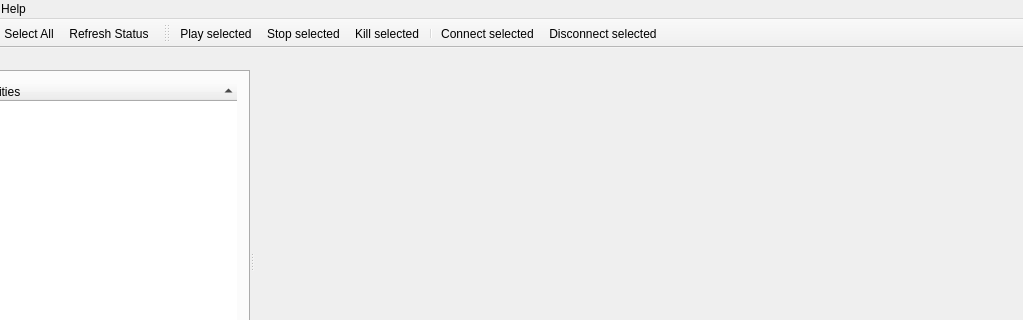
Before: the Qt Designer form src/yarpmanager/src-manager/mainwindow.ui in robotology/yarp, drawn with Qt 5; both pictures show x 177 to 1200 and y 0 to 320 of the 1200 by 600 pixel window.
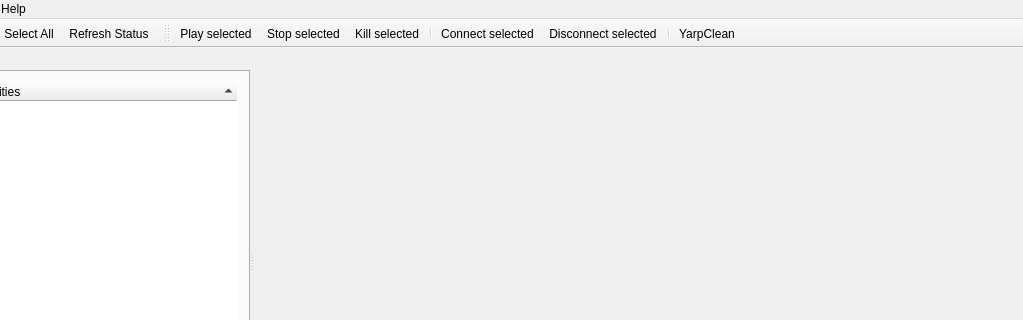
After: the same form once the commit is applied. Icons and pictures are not drawn. Custom widgets are drawn as their Qt base class.

Commit message: yarpmanager: add linking to YARP_profiler, and yarpClean btn

Diff of the .ui file:
```diff
--- a/src/yarpmanager/src-manager/mainwindow.ui
+++ b/src/yarpmanager/src-manager/mainwindow.ui
@@ -365,6 +365,8 @@
    <addaction name="separator"/>
    <addaction name="actionConnect"/>
    <addaction name="actionDisconnect"/>
+   <addaction name="separator"/>
+   <addaction name="actionYarpClean"/>
   </widget>
   <action name="actionNew_Application">
    <property name="icon">
@@ -652,6 +654,18 @@
     <string>Kill selected</string>
    </property>
   </action>
+  <action name="actionYarpClean">
+   <property name="icon">
+    <iconset resource="../res.qrc">
+     <normaloff>:/yarpClean.svg</normaloff>:/yarpClean.svg</iconset>
+   </property>
+   <property name="text">
+    <string>YarpClean</string>
+   </property>
+   <property name="toolTip">
+    <string>Run yarp clean</string>
+   </property>
+  </action>
  </widget>
  <layoutdefault spacing="6" margin="11"/>
  <customwidgets>
```
Left out of the diff: 2 changed lines with no effect on the pictures. The commit also changes 5 other files.
